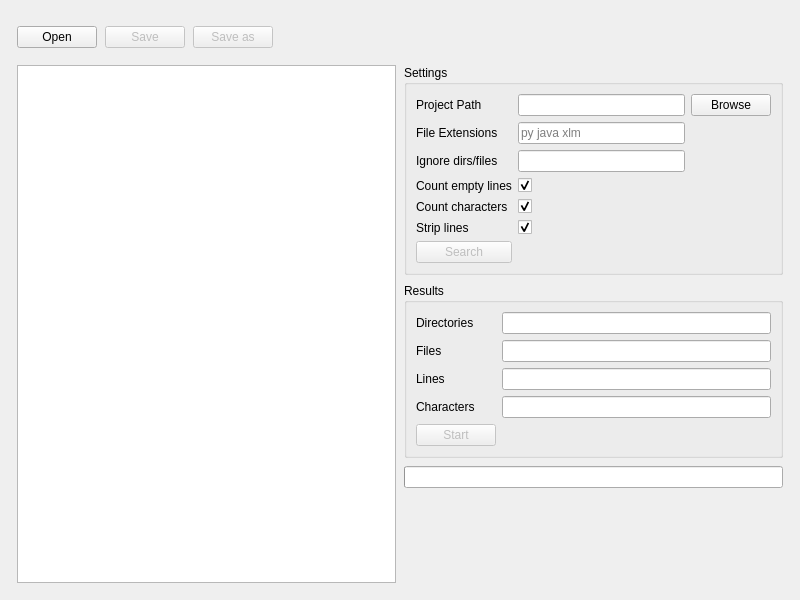
First picture: the form in main.ui, repository ElEd0/code-line-counter-py, before the edit.
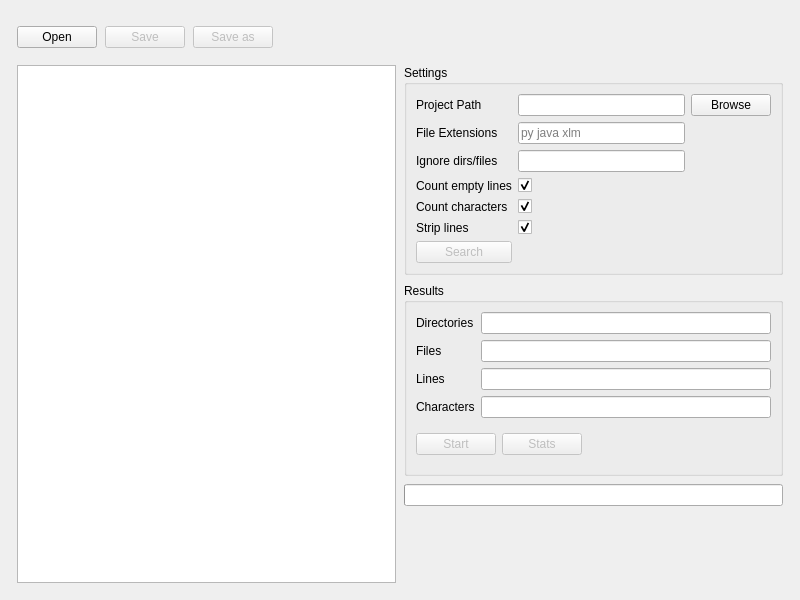
Second picture: the form after the edit. Icons and pictures are not drawn.

Commit message: added stats button

```diff
--- a/main.ui
+++ b/main.ui
@@ -221,6 +221,8 @@
 												<property name="title">
 													<string>Results</string>
 												</property>
+												<layout class="QVBoxLayout" name="verticalLayout4">
+													<item>
 												<layout class="QGridLayout" name="gl1">
 													<item row="0" column="0">
 														<widget class="QLabel" name="label_5">
@@ -278,7 +280,11 @@
 															</property>
 														</widget>
 													</item>
-													<item row="4" column="0">
+														</layout>
+													</item>
+													<item>
+														<layout class="QHBoxLayout" name="horizontalLayout4">
+															<item>
 														<widget class="QPushButton" name="startButton">
 															<property name="text">
 																<string>Start</string>
@@ -290,6 +296,34 @@
 																<bool>false</bool>
 															</property>
 														</widget>
+															</item>
+															<item>
+																<widget class="QPushButton" name="statsButton">
+																	<property name="text">
+																		<string>Stats</string>
+																	</property>
+																	<property name="icon">
+																		<iconset theme="dialog-information"/>
+																	</property>
+																	<property name="enabled">
+																		<bool>false</bool>
+																	</property>
+																</widget>
+															</item>
+															<item>
+																<spacer name="horizontalSpacer2">
+																	<property name="orientation">
+																		<enum>Qt::Horizontal</enum>
+																	</property>
+																	<property name="sizeHint" stdset="0">
+																		<size>
+																			<width>20</width>
+																			<height>40</height>
+																		</size>
+																	</property>
+																</spacer>
+															</item>
+														</layout>
 													</item>
 												</layout>
 											</widget>
```
Lines whose indentation alone changed are shown as unchanged. The commit also changes 2 other files.
